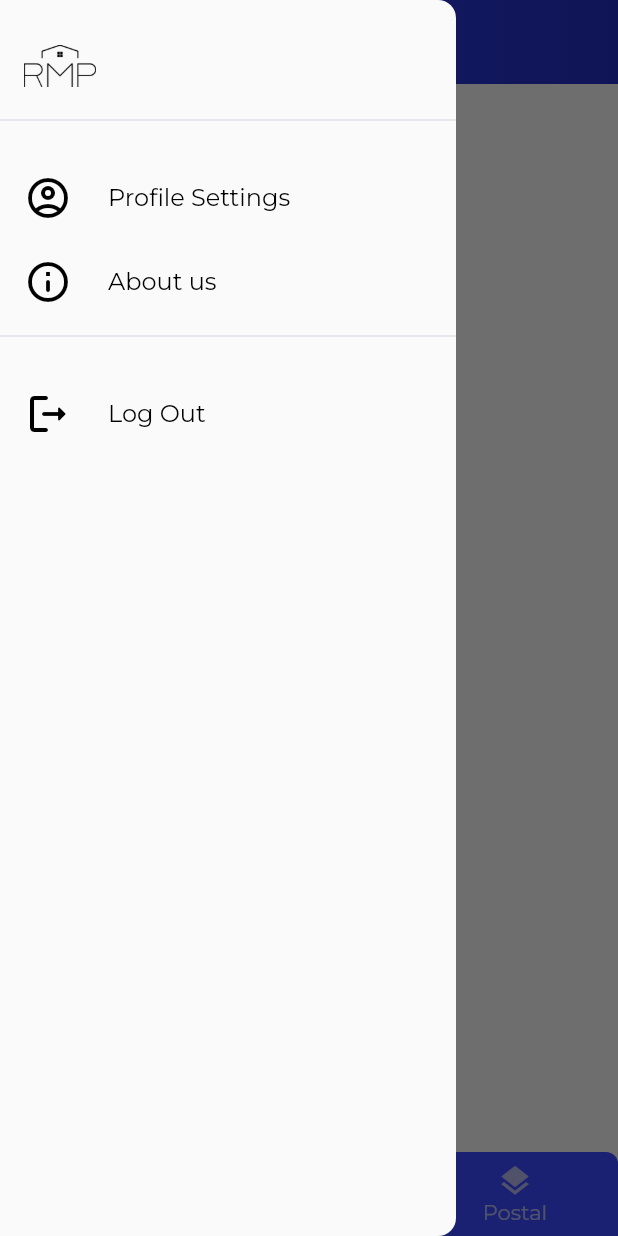
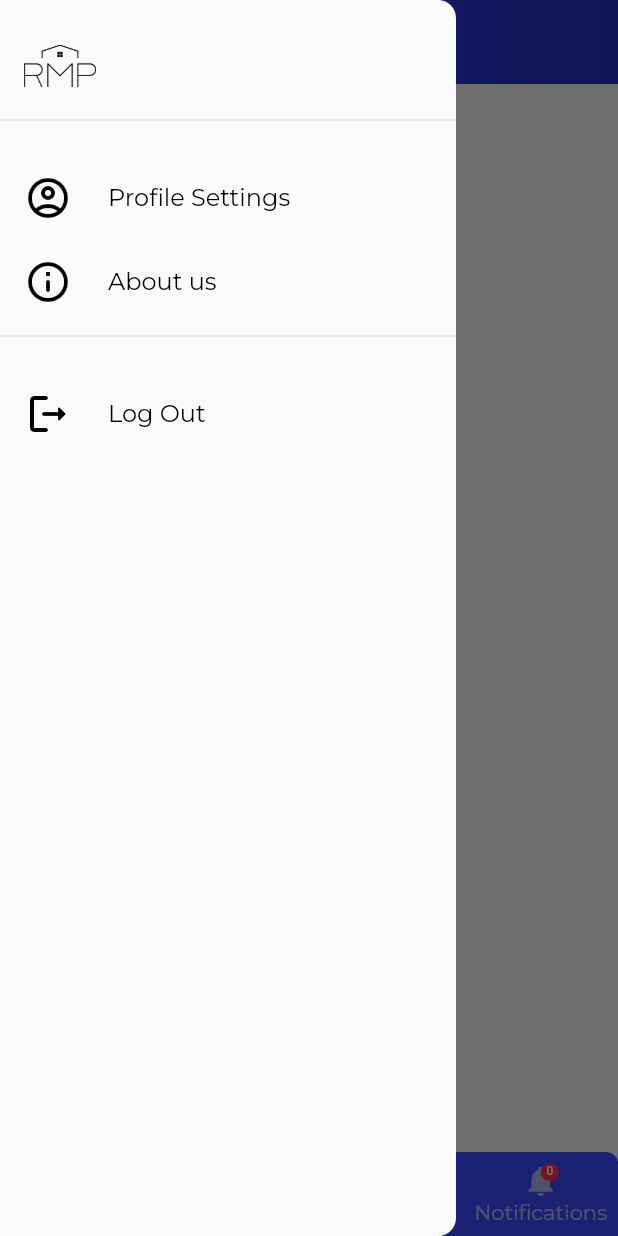
Before and after one commit to boy-warakorn/rmp-flutter, a Flutter app: the MainScreen screen opened directly, with the side drawer open, on a phone screen of 412 x 824 dp. Run offline on Flutter 3.47's test engine with Material 2 defaults, Android fonts, the phone set to English and light mode, and no system bars; our stand-ins replace carousel_slider, dio, firebase_core, firebase_storage, flutter_datetime_picker, flutter_hooks and 5 more; accounts and stored records are empty.

Commit message:
add notifications in bottom nav bar

```diff
--- a/lib/widgets/navigations/bottom_bar.dart
+++ b/lib/widgets/navigations/bottom_bar.dart
@@ -9,7 +9,7 @@ class BottomBar extends StatelessWidget {
   final bool isResident;
   final Function(int) onTap;
 
-  const BottomBar({
+  BottomBar({
     Key? key,
     required this.currentIndex,
     required this.isResident,
@@ -17,7 +17,7 @@ class BottomBar extends StatelessWidget {
   }) : super(key: key);
 
   final List<BottomNavigationBarItem> residentBottomNavigationBarItem =
-      const <BottomNavigationBarItem>[
+      <BottomNavigationBarItem>[
     BottomNavigationBarItem(
       icon: Icon(
         Icons.home,
@@ -26,11 +26,148 @@ class BottomBar extends StatelessWidget {
       label: 'Home',
     ),
     BottomNavigationBarItem(
-      icon: Icon(
+      icon: Stack(
+        children: [
+          Icon(
             Icons.credit_card,
             size: kSizeS * 1.5,
           ),
+          Positioned(
+            right: 0.0,
+            child: Container(
+              padding: EdgeInsets.all(1),
+              decoration: BoxDecoration(
+                color: kErrorColor,
+                borderRadius: kBorderRadiusXS,
+              ),
+              constraints: BoxConstraints(
+                minHeight: 12,
+                minWidth: 12,
+              ),
+              child: Text(
+                "0",
+                style: TextStyle(
+                  color: kLightColor,
+                  fontSize: 10,
+                ),
+                textAlign: TextAlign.center,
+              ),
+            ),
+          )
+        ],
+      ),
       label: 'Payment',
+    ),
+    BottomNavigationBarItem(
+      icon: Stack(
+        children: [
+          Icon(
+            Icons.layers,
+            size: kSizeS * 1.5,
+          ),
+          Positioned(
+            right: 0.0,
+            child: Container(
+              padding: EdgeInsets.all(1),
+              decoration: BoxDecoration(
+                color: kErrorColor,
+                borderRadius: kBorderRadiusXS,
+              ),
+              constraints: BoxConstraints(
+                minHeight: 12,
+                minWidth: 12,
+              ),
+              child: Text(
+                "4",
+                style: TextStyle(
+                  color: kLightColor,
+                  fontSize: 10,
+                ),
+                textAlign: TextAlign.center,
+              ),
+            ),
+          )
+        ],
+      ),
+      label: 'Postal',
+    ),
+    BottomNavigationBarItem(
+      icon: Stack(
+        children: [
+          Icon(
+            Icons.chat_bubble_outline_rounded,
+            size: kSizeS * 1.5,
+          ),
+          Positioned(
+            right: 0.0,
+            child: Container(
+              padding: EdgeInsets.all(1),
+              decoration: BoxDecoration(
+                color: kErrorColor,
+                borderRadius: kBorderRadiusXS,
+              ),
+              constraints: BoxConstraints(
+                minHeight: 12,
+                minWidth: 12,
+              ),
+              child: Text(
+                "10",
+                style: TextStyle(
+                  color: kLightColor,
+                  fontSize: 10,
+                ),
+                textAlign: TextAlign.center,
+              ),
+            ),
+          )
+        ],
+      ),
+      label: 'Helpdesk',
+    ),
+  ];
+
+  // Personnel BottomNavigationBarItem
+  final List<BottomNavigationBarItem> personnelBottomNavigationBarItem =
+      <BottomNavigationBarItem>[
+    BottomNavigationBarItem(
+      icon: Icon(
+        Icons.home,
+        size: kSizeS * 1.5,
+      ),
+      label: 'Home',
+    ),
+    BottomNavigationBarItem(
+      icon: Stack(
+        children: [
+          Icon(
+            Icons.chat_bubble_outline_rounded,
+            size: kSizeS * 1.5,
+          ),
+          Positioned(
+            right: 0.0,
+            child: Container(
+              padding: EdgeInsets.all(1),
+              decoration: BoxDecoration(
+                color: kErrorColor,
+                borderRadius: kBorderRadiusXS,
+              ),
+              constraints: BoxConstraints(
+                minHeight: 12,
+                minWidth: 12,
+              ),
+              child: Text(
+                "0",
+                style: TextStyle(
+                  color: kLightColor,
+                  fontSize: 10,
+                ),
+                textAlign: TextAlign.center,
+              ),
+            ),
+          )
+        ],
+      ),
+      label: 'Helpdesk',
     ),
     BottomNavigationBarItem(
       icon: Icon(
@@ -40,37 +177,37 @@ class BottomBar extends StatelessWidget {
       label: 'Postal',
     ),
     BottomNavigationBarItem(
-      icon: Icon(
-        Icons.chat_bubble_outline_rounded,
+      label: 'Notifications',
+      icon: Stack(
+        children: [
+          Icon(
+            Icons.notifications,
             size: kSizeS * 1.5,
           ),
-      label: 'Helpdesk',
+          Positioned(
+            right: 0.0,
+            child: Container(
+              padding: EdgeInsets.all(1),
+              decoration: BoxDecoration(
+                color: kErrorColor,
+                borderRadius: kBorderRadiusXS,
               ),
-  ];
-
-  // Personnel BottomNavigationBarItem
-  final List<BottomNavigationBarItem> personnelBottomNavigationBarItem =
-      const <BottomNavigationBarItem>[
-    BottomNavigationBarItem(
-      icon: Icon(
-        Icons.home,
-        size: kSizeS * 1.5,
+              constraints: BoxConstraints(
+                minHeight: 12,
+                minWidth: 12,
               ),
-      label: 'Home',
+              child: Text(
+                "0",
+                style: TextStyle(
+                  color: kLightColor,
+                  fontSize: 8,
                 ),
-    BottomNavigationBarItem(
-      icon: Icon(
-        Icons.chat_bubble_outline_rounded,
-        size: kSizeS * 1.5,
+                textAlign: TextAlign.center,
               ),
-      label: 'Helpdesk',
             ),
-    BottomNavigationBarItem(
-      icon: Icon(
-        Icons.layers,
-        size: kSizeS * 1.5,
+          )
+        ],
       ),
-      label: 'Postal',
     ),
   ];
 
```
Lines whose indentation alone changed are shown as unchanged.
